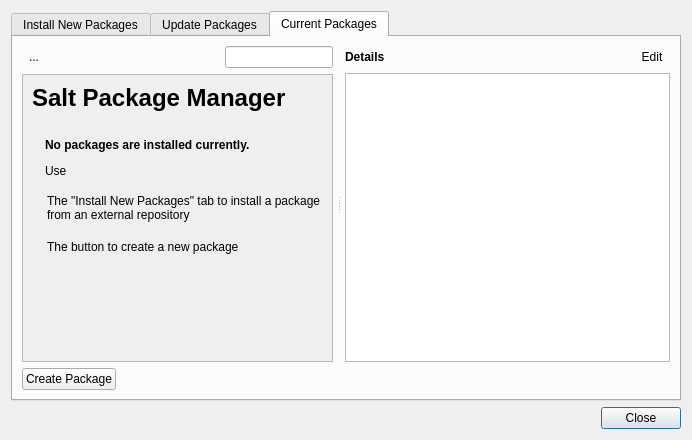
Qt form src/lay/lay/SaltManagerDialog.ui (KLayout/klayout) before a commit.
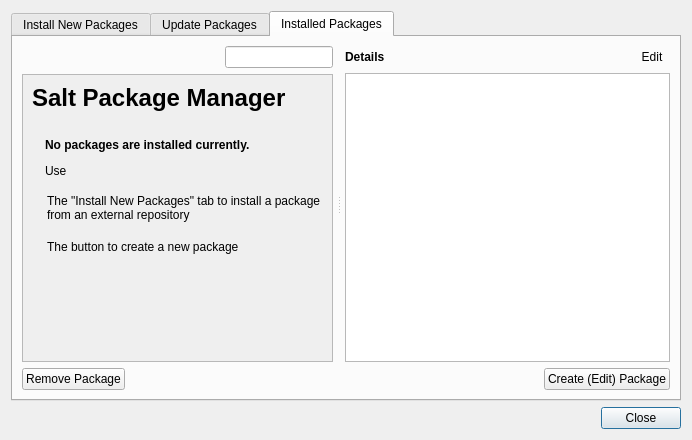
The same form after that commit. The open tabs and pages were chosen to show the change. Icons and pictures are not drawn. Custom widgets are drawn as their Qt base class.

Commit message: Some enhancements/bug fixes for package manager

Diff of the .ui file:
```diff
--- a/src/lay/lay/SaltManagerDialog.ui
+++ b/src/lay/lay/SaltManagerDialog.ui
@@ -601,7 +601,7 @@
      </widget>
      <widget class="QWidget" name="tab">
       <attribute name="title">
-       <string>Current Packages</string>
+       <string>Installed Packages</string>
       </attribute>
       <layout class="QVBoxLayout" name="verticalLayout_3">
        <item>
@@ -650,26 +650,6 @@
               <property name="bottomMargin">
                <number>0</number>
               </property>
-              <item>
-               <widget class="QToolButton" name="delete_button">
-                <property name="focusPolicy">
-                 <enum>Qt::NoFocus</enum>
-                </property>
-                <property name="toolTip">
-                 <string>Uninstall Package</string>
-                </property>
-                <property name="text">
-                 <string>...</string>
-                </property>
-                <property name="icon">
-                 <iconset resource="layResources.qrc">
-                  <normaloff>:/clear.png</normaloff>:/clear.png</iconset>
-                </property>
-                <property name="autoRaise">
-                 <bool>true</bool>
-                </property>
-               </widget>
-              </item>
               <item>
                <spacer name="horizontalSpacer">
                 <property name="orientation">
@@ -994,16 +974,19 @@
            <number>0</number>
           </property>
           <item>
-           <widget class="QPushButton" name="create_button">
+           <widget class="QPushButton" name="delete_button">
+            <property name="focusPolicy">
+             <enum>Qt::NoFocus</enum>
+            </property>
+            <property name="toolTip">
+             <string>Uninstall Package</string>
+            </property>
             <property name="text">
-             <string>Create Package</string>
+             <string>Remove Package</string>
             </property>
             <property name="icon">
              <iconset resource="layResources.qrc">
-              <normaloff>:/add.png</normaloff>:/add.png</iconset>
-            </property>
-            <property name="autoDefault">
-             <bool>false</bool>
+              <normaloff>:/clear.png</normaloff>:/clear.png</iconset>
             </property>
            </widget>
           </item>
@@ -1020,6 +1003,20 @@
             </property>
            </spacer>
           </item>
+          <item>
+           <widget class="QPushButton" name="create_button">
+            <property name="text">
+             <string>Create (Edit) Package</string>
+            </property>
+            <property name="icon">
+             <iconset resource="layResources.qrc">
+              <normaloff>:/add.png</normaloff>:/add.png</iconset>
+            </property>
+            <property name="autoDefault">
+             <bool>false</bool>
+            </property>
+           </widget>
+          </item>
          </layout>
         </widget>
        </item>
```
Left out of the diff: 23 changed lines with no effect on the pictures. The commit also changes 3 other files.
